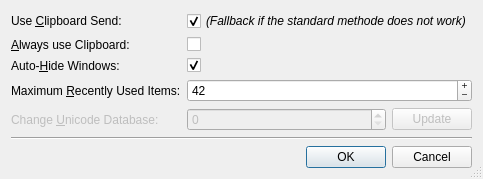
Skycoder42/UniInsert, file settingsdialog.ui: the form before one commit.
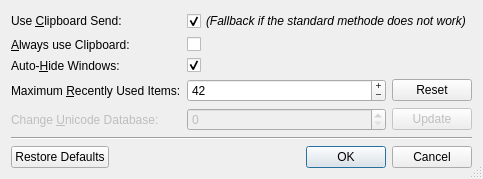
The form after the commit. Custom widgets are drawn as their Qt base class.

Commit message: added restore button and recently reset

What changed in the file:
```diff
--- a/settingsdialog.ui
+++ b/settingsdialog.ui
@@ -10,7 +10,7 @@
     <x>0</x>
     <y>0</y>
     <width>453</width>
-    <height>170</height>
+    <height>175</height>
    </rect>
   </property>
   <property name="windowTitle">
@@ -90,28 +90,6 @@
        </property>
       </widget>
      </item>
-     <item row="3" column="1">
-      <widget class="QSpinBox" name="maximumRecentlyUsedItemsSpinBox">
-       <property name="buttonSymbols">
-        <enum>QAbstractSpinBox::PlusMinus</enum>
-       </property>
-       <property name="specialValueText">
-        <string>Deactivated</string>
-       </property>
-       <property name="accelerated">
-        <bool>true</bool>
-       </property>
-       <property name="correctionMode">
-        <enum>QAbstractSpinBox::CorrectToNearestValue</enum>
-       </property>
-       <property name="maximum">
-        <number>1000</number>
-       </property>
-       <property name="value">
-        <number>42</number>
-       </property>
-      </widget>
-     </item>
      <item row="4" column="0">
       <widget class="QLabel" name="changeUnicodeDatabaseLabel">
        <property name="enabled">
@@ -142,6 +120,45 @@
          <property name="text">
           <string>Update</string>
          </property>
+         <property name="autoDefault">
+          <bool>false</bool>
+         </property>
+        </widget>
+       </item>
+      </layout>
+     </item>
+     <item row="3" column="1">
+      <layout class="QHBoxLayout" name="horizontalLayout" stretch="1,0">
+       <item>
+        <widget class="QSpinBox" name="maximumRecentlyUsedItemsSpinBox">
+         <property name="buttonSymbols">
+          <enum>QAbstractSpinBox::PlusMinus</enum>
+         </property>
+         <property name="specialValueText">
+          <string>Deactivated</string>
+         </property>
+         <property name="accelerated">
+          <bool>true</bool>
+         </property>
+         <property name="correctionMode">
+          <enum>QAbstractSpinBox::CorrectToNearestValue</enum>
+         </property>
+         <property name="maximum">
+          <number>1000</number>
+         </property>
+         <property name="value">
+          <number>42</number>
+         </property>
+        </widget>
+       </item>
+       <item>
+        <widget class="QPushButton" name="resetRecentButton">
+         <property name="text">
+          <string>Reset</string>
+         </property>
+         <property name="autoDefault">
+          <bool>false</bool>
+         </property>
         </widget>
        </item>
       </layout>
@@ -161,7 +178,7 @@
       <enum>Qt::Horizontal</enum>
      </property>
      <property name="standardButtons">
-      <set>QDialogButtonBox::Cancel|QDialogButtonBox::Ok</set>
+      <set>QDialogButtonBox::Cancel|QDialogButtonBox::Ok|QDialogButtonBox::RestoreDefaults</set>
      </property>
     </widget>
    </item>
```
The commit also changes 6 other files.
